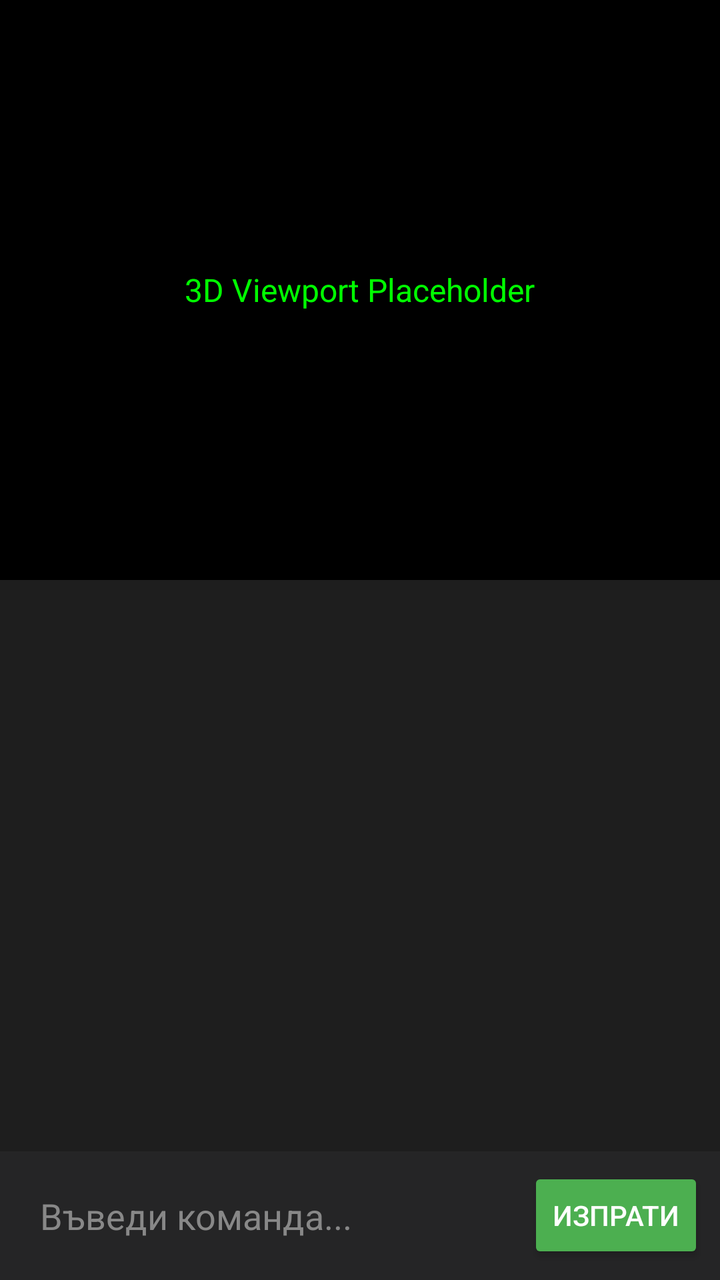
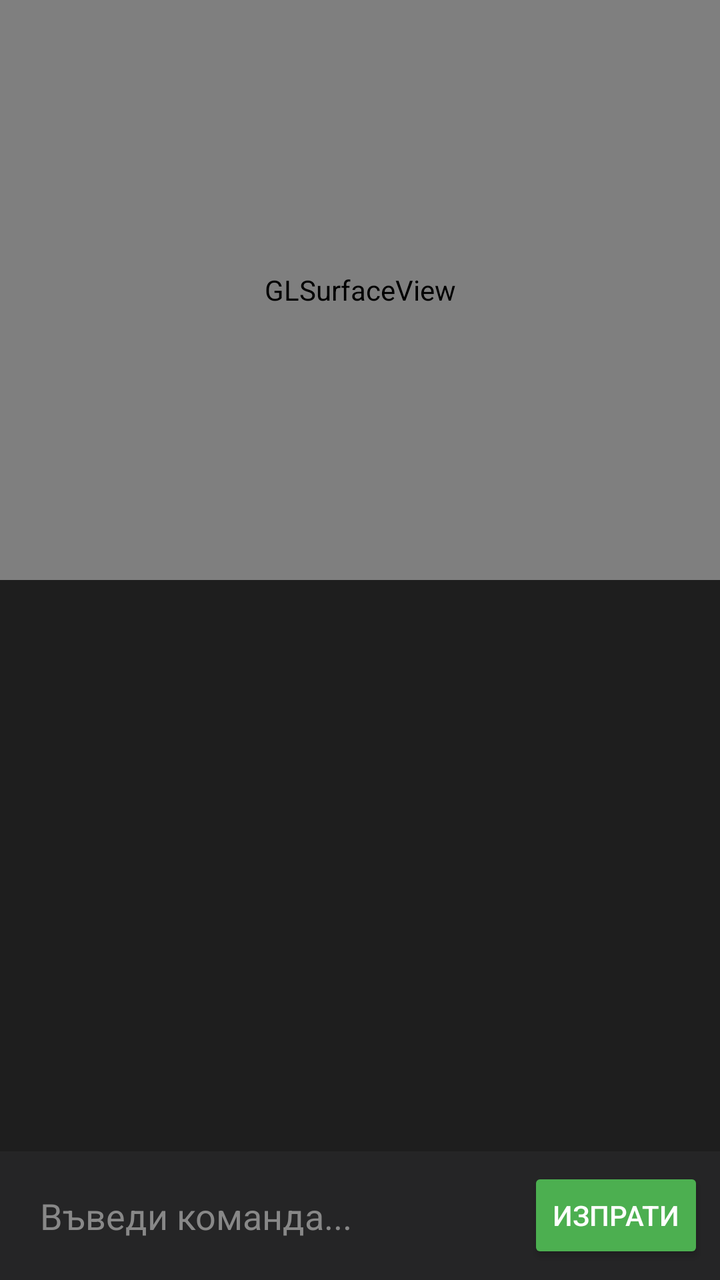

Screens rendered from an Android XML layout before and after an edit, with the pre-edit source and the edit as a unified diff.
<!-- AndroidManifest.xml: application theme Theme.AppCompat.Light.NoActionBar -->
<!-- res/layout/activity_main.xml -->
<?xml version="1.0" encoding="utf-8"?>
<androidx.constraintlayout.widget.ConstraintLayout 
    xmlns:android="http://schemas.android.com/apk/res/android"
    xmlns:app="http://schemas.android.com/apk/res-auto"
    android:layout_width="match_parent"
    android:layout_height="match_parent"
    android:background="#121212">

    
    <FrameLayout
        android:id="@+id/engine_viewport"
        android:layout_width="0dp"
        android:layout_height="0dp"
        android:background="#000000"
        app:layout_constraintTop_toTopOf="parent"
        app:layout_constraintBottom_toTopOf="@+id/chat_layout"
        app:layout_constraintStart_toStartOf="parent"
        app:layout_constraintEnd_toEndOf="parent">
        
        <TextView
            android:id="@+id/engine_status"
            android:layout_width="wrap_content"
            android:layout_height="wrap_content"
            android:layout_gravity="center"
            android:textColor="#00FF00"
            android:textSize="16sp"
            android:text="3D Viewport Placeholder" />
    </FrameLayout>

    
    <androidx.constraintlayout.widget.ConstraintLayout
        android:id="@+id/chat_layout"
        android:layout_width="0dp"
        android:layout_height="350dp"
        android:background="#1E1E1E"
        app:layout_constraintBottom_toBottomOf="parent"
        app:layout_constraintStart_toStartOf="parent"
        app:layout_constraintEnd_toEndOf="parent">

        <androidx.recyclerview.widget.RecyclerView
            android:id="@+id/chat_recycler"
            android:layout_width="0dp"
            android:layout_height="0dp"
            android:padding="8dp"
            android:clipToPadding="false"
            app:layout_constraintTop_toTopOf="parent"
            app:layout_constraintBottom_toTopOf="@+id/input_layout"
            app:layout_constraintStart_toStartOf="parent"
            app:layout_constraintEnd_toEndOf="parent" />

        <LinearLayout
            android:id="@+id/input_layout"
            android:layout_width="0dp"
            android:layout_height="wrap_content"
            android:orientation="horizontal"
            android:padding="8dp"
            android:background="#252526"
            android:gravity="center_vertical"
            app:layout_constraintBottom_toBottomOf="parent"
            app:layout_constraintStart_toStartOf="parent"
            app:layout_constraintEnd_toEndOf="parent">

            <EditText
                android:id="@+id/chat_input"
                android:layout_width="0dp"
                android:layout_height="wrap_content"
                android:layout_weight="1"
                android:hint="Въведи команда..."
                android:textColorHint="#888888"
                android:textColor="#FFFFFF"
                android:background="@android:color/transparent"
                android:padding="12dp"
                android:inputType="textMultiLine"
                android:maxLines="4"/>

            <Button
                android:id="@+id/btn_send"
                android:layout_width="wrap_content"
                android:layout_height="wrap_content"
                android:text="Изпрати"
                android:backgroundTint="#4CAF50"
                android:textColor="#FFFFFF"/>
        </LinearLayout>
    </androidx.constraintlayout.widget.ConstraintLayout>
</androidx.constraintlayout.widget.ConstraintLayout>
<!-- resources referenced by this layout -->
<resources>

</resources>

<!-- the commit's change to res/layout/activity_main.xml (unified diff, before → after) -->
@@ -17,14 +17,10 @@
         app:layout_constraintStart_toStartOf="parent"
         app:layout_constraintEnd_toEndOf="parent">
         
-        <TextView
-            android:id="@+id/engine_status"
-            android:layout_width="wrap_content"
-            android:layout_height="wrap_content"
-            android:layout_gravity="center"
-            android:textColor="#00FF00"
-            android:textSize="16sp"
-            android:text="3D Viewport Placeholder" />
+        <android.opengl.GLSurfaceView
+            android:id="@+id/gl_surface_view"
+            android:layout_width="match_parent"
+            android:layout_height="match_parent" />
     </FrameLayout>
 
     
